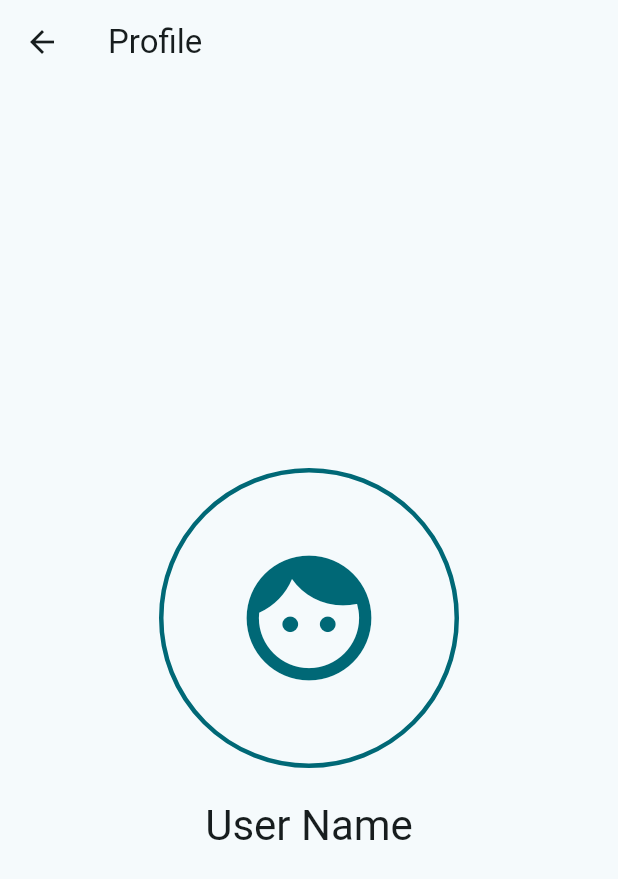
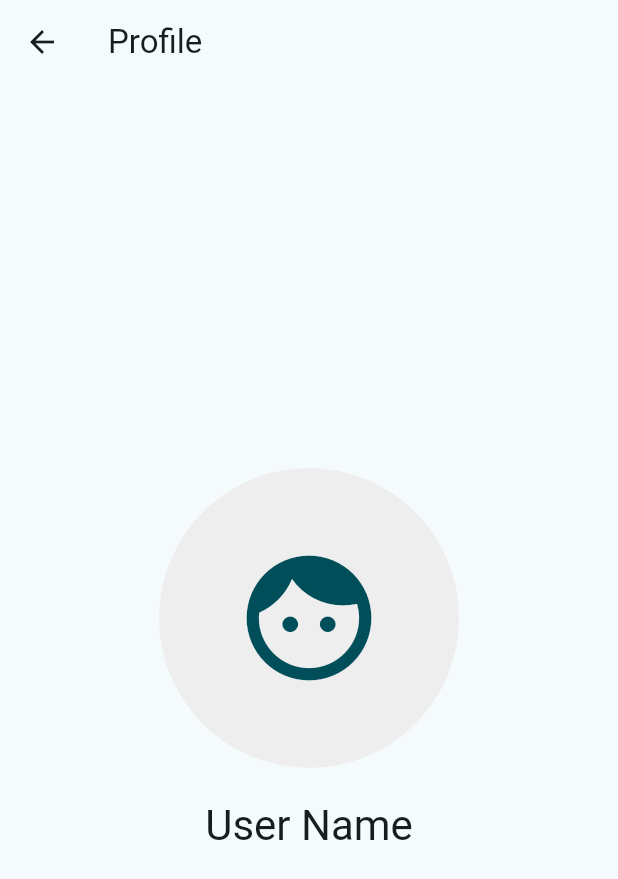
Before and after one commit to lifeLessCoder/Mental-Buddy, a Flutter app: the screen it shows after launch, after a tap on the "menu" icon, after a tap on "Profile", on a phone screen of 412 x 824 dp. Shown: the top 879 px of the screen. Run offline on Flutter 3.47's test engine with Material 3 defaults, Android fonts, the phone set to English and light mode, and no system bars; our stand-ins replace flutter_colorpicker, hive, hive_flutter, image_picker, shared_preferences; accounts and stored records are empty.

Commit message:
Add user profile management with image upload functionality

```diff
--- /dev/null
+++ b/devtools_options.yaml
@@ -0,0 +1,3 @@
+description: This file stores settings for Dart & Flutter DevTools.
+documentation: https://docs.flutter.dev/tools/devtools/extensions#configure-extension-enablement-states
+extensions:
--- a/lib/main.dart
+++ b/lib/main.dart
@@ -2,12 +2,15 @@ import 'package:flutter/material.dart';
 import 'package:hive_flutter/hive_flutter.dart';
 import 'package:shared_preferences/shared_preferences.dart';
 import 'screens/drawer_menu.dart';
+import 'models/user.dart';
 
 void main() async {
   WidgetsFlutterBinding.ensureInitialized();
   await Hive.initFlutter();
   Hive.registerAdapter(HabitAdapter());
+  Hive.registerAdapter(UserAdapter());
   await Hive.openBox<Habit>('essentialsHabits');
+  await Hive.openBox<User>('userBox');
   runApp(const MyApp());
 }
 
--- /dev/null
+++ b/lib/models/user.dart
@@ -0,0 +1,15 @@
+import 'dart:typed_data';
+import 'package:hive/hive.dart';
+
+part 'user.g.dart';
+
+@HiveType(typeId: 1)
+class User extends HiveObject {
+  @HiveField(0)
+  String name;
+
+  @HiveField(1)
+  Uint8List? profileImage;
+
+  User({required this.name, this.profileImage});
+}
--- a/lib/screens/drawer_menu.dart
+++ b/lib/screens/drawer_menu.dart
@@ -1,8 +1,12 @@
 import 'package:flutter/material.dart';
+import 'package:hive/hive.dart';
+import 'package:image_picker/image_picker.dart';
+import '../models/user.dart';
+import '../widgets/profile_avatar.dart';
 import 'profile_screen.dart';
 import 'settings_screen.dart';
 
-class DrawerMenu extends StatelessWidget {
+class DrawerMenu extends StatefulWidget {
   final Function(Color) onThemeColorChanged;
   final Function(bool) onDarkModeChanged;
 
@@ -13,29 +17,55 @@ class DrawerMenu extends StatelessWidget {
   });
 
   @override
+  State<DrawerMenu> createState() => _DrawerMenuState();
+}
+
+class _DrawerMenuState extends State<DrawerMenu> {
+  late Box<User> _userBox;
+  User? _user;
+
+  @override
+  void initState() {
+    super.initState();
+    _userBox = Hive.box<User>('userBox');
+    _user = _userBox.get('user') ?? User(name: 'User Name');
+    if (_userBox.get('user') == null) {
+      _userBox.put('user', _user!);
+    }
+  }
+
+  Future<void> _pickImage() async {
+    final picker = ImagePicker();
+    final picked = await picker.pickImage(source: ImageSource.gallery);
+    if (picked != null) {
+      final bytes = await picked.readAsBytes();
+      setState(() {
+        _user = _user!..profileImage = bytes;
+        _userBox.put('user', _user!);
+      });
+    }
+  }
+
+  @override
   Widget build(BuildContext context) {
     return Drawer(
       child: ListView(
         padding: EdgeInsets.zero,
         children: [
           DrawerHeader(
-            decoration: BoxDecoration(
-              color: Theme.of(context).primaryColor,
-            ),
-            child: const Column(
+            decoration: BoxDecoration(color: Theme.of(context).primaryColor),
+            child: Column(
               mainAxisAlignment: MainAxisAlignment.center,
               children: [
-                CircleAvatar(
+                ProfileAvatar(
+                  imageBytes: _user?.profileImage,
                   radius: 40,
-                  child: Icon(Icons.face, size: 40),
+                  onTap: _pickImage,
                 ),
-                SizedBox(height: 10),
-                Text(
+                const SizedBox(height: 10),
+                const Text(
                   'Mental Buddy',
-                  style: TextStyle(
-                    color: Colors.white,
-                    fontSize: 20,
-                  ),
+                  style: TextStyle(color: Colors.white, fontSize: 20),
                 ),
               ],
             ),
@@ -60,8 +90,8 @@ class DrawerMenu extends StatelessWidget {
                 context,
                 MaterialPageRoute(
                   builder: (context) => SettingsScreen(
-                    onThemeColorChanged: onThemeColorChanged,
-                    onDarkModeChanged: onDarkModeChanged,
+                    onThemeColorChanged: widget.onThemeColorChanged,
+                    onDarkModeChanged: widget.onDarkModeChanged,
                   ),
                 ),
               );
--- a/lib/screens/profile_screen.dart
+++ b/lib/screens/profile_screen.dart
@@ -1,41 +1,59 @@
 import 'package:flutter/material.dart';
+import 'package:hive/hive.dart';
+import 'package:image_picker/image_picker.dart';
+import '../models/user.dart';
+import '../widgets/profile_avatar.dart';
+import 'dart:typed_data';
 
-class ProfileScreen extends StatelessWidget {
+class ProfileScreen extends StatefulWidget {
   const ProfileScreen({super.key});
+
+  @override
+  State<ProfileScreen> createState() => _ProfileScreenState();
+}
+
+class _ProfileScreenState extends State<ProfileScreen> {
+  late Box<User> _userBox;
+  User? _user;
+
+  @override
+  void initState() {
+    super.initState();
+    _userBox = Hive.box<User>('userBox');
+    _user = _userBox.get('user') ?? User(name: 'User Name');
+    if (_userBox.get('user') == null) {
+      _userBox.put('user', _user!);
+    }
+  }
+
+  Future<void> _pickImage() async {
+    final picker = ImagePicker();
+    final picked = await picker.pickImage(source: ImageSource.gallery);
+    if (picked != null) {
+      final bytes = await picked.readAsBytes();
+      setState(() {
+        _user = _user!..profileImage = bytes;
+        _userBox.put('user', _user!);
+      });
+    }
+  }
 
   @override
   Widget build(BuildContext context) {
     return Scaffold(
-      appBar: AppBar(
-        title: const Text('Profile'),
-      ),
+      appBar: AppBar(title: const Text('Profile')),
       body: Center(
         child: Column(
           mainAxisAlignment: MainAxisAlignment.center,
           children: [
-            Container(
-              width: 200,
-              height: 200,
-              decoration: BoxDecoration(
-                shape: BoxShape.circle,
-                border: Border.all(
-                  color: Theme.of(context).primaryColor,
-                  width: 3,
-                ),
-              ),
-              child: CircleAvatar(
-                radius: 100,
-                backgroundColor: Colors.transparent,
-                child: Icon(
-                  Icons.face,
-                  size: 100,
-                  color: Theme.of(context).primaryColor,
-                ),
-              ),
+            ProfileAvatar(
+              imageBytes: _user?.profileImage,
+              radius: 100,
+              onTap: _pickImage,
             ),
             const SizedBox(height: 20),
             Text(
-              'User Name',
+              _user?.name ?? 'User Name',
               style: Theme.of(context).textTheme.headlineMedium,
             ),
           ],
--- /dev/null
+++ b/lib/widgets/profile_avatar.dart
@@ -0,0 +1,31 @@
+import 'dart:typed_data';
+import 'package:flutter/material.dart';
+import 'package:image_picker/image_picker.dart';
+
+class ProfileAvatar extends StatelessWidget {
+  final Uint8List? imageBytes;
+  final double radius;
+  final VoidCallback? onTap;
+
+  const ProfileAvatar({
+    super.key,
+    this.imageBytes,
+    this.radius = 40,
+    this.onTap,
+  });
+
+  @override
+  Widget build(BuildContext context) {
+    return GestureDetector(
+      onTap: onTap,
+      child: CircleAvatar(
+        radius: radius,
+        backgroundColor: Colors.grey.shade200,
+        backgroundImage: imageBytes != null ? MemoryImage(imageBytes!) : null,
+        child: imageBytes == null
+            ? Icon(Icons.face, size: radius)
+            : null,
+      ),
+    );
+  }
+}
--- a/pubspec.yaml
+++ b/pubspec.yaml
@@ -38,6 +38,7 @@ dependencies:
   hive_flutter: ^1.1.0
   flutter_colorpicker: ^1.1.0
   shared_preferences: ^2.5.3
+  image_picker: ^1.1.2
 
 dev_dependencies:
   flutter_test:
@@ -49,6 +50,8 @@ dev_dependencies:
   # package. See that file for information about deactivating specific lint
   # rules and activating additional ones.
   flutter_lints: ^5.0.0
+  build_runner: ^2.5.0
+  hive_generator: ^2.0.1
 
 # For information on the generic Dart part of this file, see the
 # following page: https://dart.dev/tools/pub/pubspec
```
Also changed, not shown: lib/models/user.g.dart (added).
